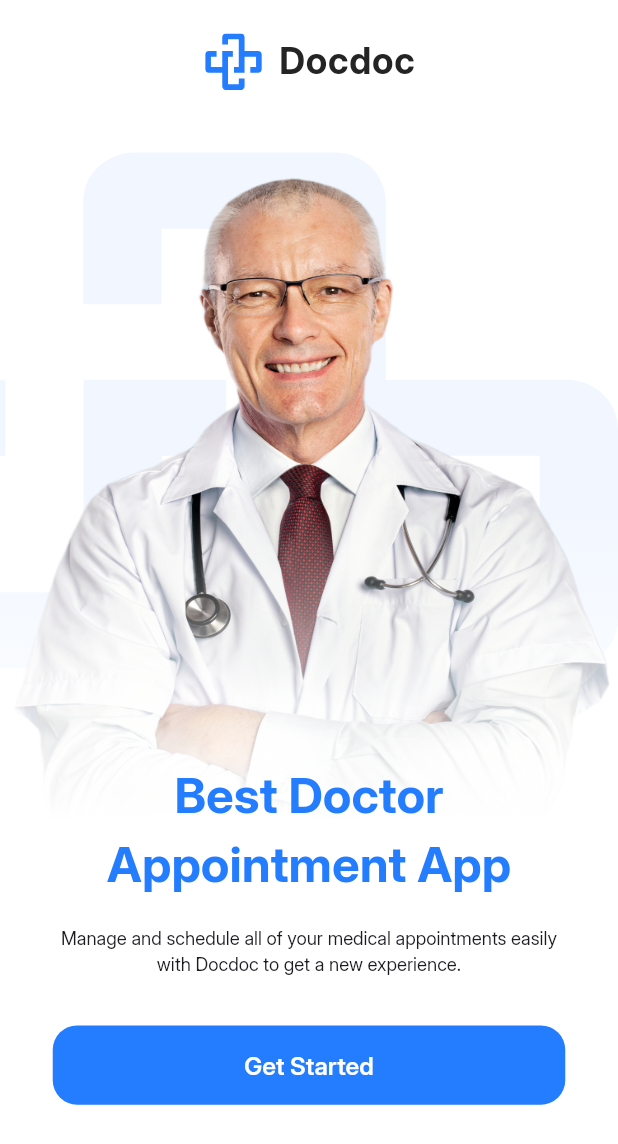
After one commit to elsaramji/doctors_doc, a Flutter app: the screen it shows after launch, on a phone screen of 412 x 824 dp. The commit adds this screen. Shown: the top 1144 px of the screen. Run offline on Flutter 3.47's test engine with Material 3 defaults, Android fonts, the phone set to English and light mode, and no system bars; our stand-ins replace flutter_screenutil, flutter_svg, go_router.

Commit message:
refactor onbording view add widget file

```diff
--- /dev/null
+++ b/lib/futures/bording/presentation/widgets/body.dart
@@ -0,0 +1,57 @@
+import 'package:doctors_doc/config/images/images_path.dart';
+import 'package:doctors_doc/config/themes/colors.dart';
+import 'package:doctors_doc/config/themes/texts_styles.dart';
+import 'package:flutter/material.dart';
+import 'package:flutter_screenutil/flutter_screenutil.dart';
+import 'package:flutter_svg/svg.dart';
+
+class OnBordingBody extends StatelessWidget {
+  const OnBordingBody({
+    super.key,
+  });
+
+  @override
+  Widget build(BuildContext context) {
+    return SizedBox(
+      height: 491.h,
+      child: Stack(
+        fit: StackFit.expand,
+        children: [
+          SvgPicture.asset(
+            Assets.assetsImagesOnBordingBackground,
+            fit: BoxFit.fill,
+          ),
+          Image.asset(
+            Assets.assetsImagesOnBordingDoctor,
+            fit: BoxFit.fill,
+          ),
+          Positioned.fill(
+            top: 235.h,
+
+            child: Container(
+              padding: EdgeInsets.symmetric(horizontal: 32.w),
+              child: Align(
+                alignment: Alignment.bottomCenter,
+                child: Text(
+                  "Best Doctor\nAppointment App",
+                  textAlign: TextAlign.center,
+                  style: AppTextStyles.interBold32.copyWith(
+                    color: AppColors.primary100,
+                  ),
+                ),
+              ),
+              decoration: BoxDecoration(
+                gradient: LinearGradient(
+                  stops: [0.2, 1],
+                  begin: Alignment.bottomCenter,
+                  end: Alignment.topCenter,
+                  colors: [Colors.white, Colors.white.withAlpha(0)],
+                ),
+              ),
+            ),
+          ),
+        ],
+      ),
+    );
+  }
+}
--- /dev/null
+++ b/lib/futures/bording/presentation/widgets/button.dart
@@ -0,0 +1,40 @@
+import 'package:doctors_doc/config/themes/colors.dart';
+import 'package:doctors_doc/config/themes/texts_styles.dart';
+import 'package:doctors_doc/core/context/dimentions.dart';
+import 'package:flutter/material.dart';
+import 'package:flutter_screenutil/flutter_screenutil.dart';
+
+class OnBordingButton extends StatelessWidget {
+ final VoidCallback? onPressed;
+  const OnBordingButton({
+    this.onPressed,
+    super.key,
+  });
+
+  @override
+  Widget build(BuildContext context) {
+    return Padding(
+      padding: EdgeInsets.symmetric(horizontal: 32.w),
+      child: TextButton(
+        onPressed:onPressed,
+        child: Text(
+          "Get Started",
+          style: AppTextStyles.interSemibold16.copyWith(
+            color: Colors.white,
+          ),
+        ),
+        style: ButtonStyle(
+          shape: WidgetStatePropertyAll(
+            RoundedRectangleBorder(
+              borderRadius: BorderRadius.circular(16.r),
+            ),
+          ),
+          minimumSize: WidgetStatePropertyAll(
+            Size(context.width(context), 52.h),
+          ),
+          backgroundColor: WidgetStatePropertyAll(AppColors.primary100),
+        ),
+      ),
+    );
+  }
+}
--- /dev/null
+++ b/lib/futures/bording/presentation/widgets/descreption.dart
@@ -0,0 +1,21 @@
+import 'package:doctors_doc/config/themes/colors.dart';
+import 'package:doctors_doc/config/themes/texts_styles.dart';
+import 'package:flutter/material.dart';
+import 'package:flutter_screenutil/flutter_screenutil.dart';
+
+class OnBordingDescription extends StatelessWidget {
+  const OnBordingDescription({super.key});
+
+  @override
+  Widget build(BuildContext context) {
+    return Padding(
+      padding: EdgeInsets.symmetric(horizontal: 32.w),
+      child: Text(
+        "Manage and schedule all of your medical appointments easily with Docdoc to get a new experience.",
+        textAlign: TextAlign.center,
+        style:
+            AppTextStyles.interRegular12..copyWith(color: AppColors.textbody),
+      ),
+    );
+  }
+}
--- /dev/null
+++ b/lib/futures/bording/presentation/widgets/header.dart
@@ -0,0 +1,36 @@
+
+import 'package:doctors_doc/config/images/images_path.dart';
+import 'package:doctors_doc/config/themes/colors.dart';
+import 'package:doctors_doc/config/themes/texts_styles.dart';
+import 'package:doctors_doc/core/context/dimentions.dart';
+import 'package:flutter/material.dart';
+import 'package:flutter_screenutil/flutter_screenutil.dart';
+import 'package:flutter_svg/svg.dart';
+
+class DocHeader extends StatelessWidget {
+  const DocHeader({
+    super.key,
+  });
+
+  @override
+  Widget build(BuildContext context) {
+    return Row(
+      mainAxisAlignment: MainAxisAlignment.center,
+      children: [
+        SvgPicture.asset(
+          Assets.assetsImagesOnBordingDocIcon,
+          width: 38.2.w,
+          height: 38.2.h,
+        ),
+        context.horizontalSpace(8),
+        Text(
+          "Docdoc",
+          style: AppTextStyles.interBold24.copyWith(
+            color: AppColors.text100,
+            letterSpacing: 0.5,
+          ),
+        ),
+      ],
+    );
+  }
+}
```
Also changed, not shown: lib/futures/bording/presentation/views/bording_view.dart (+12 -99 lines).
